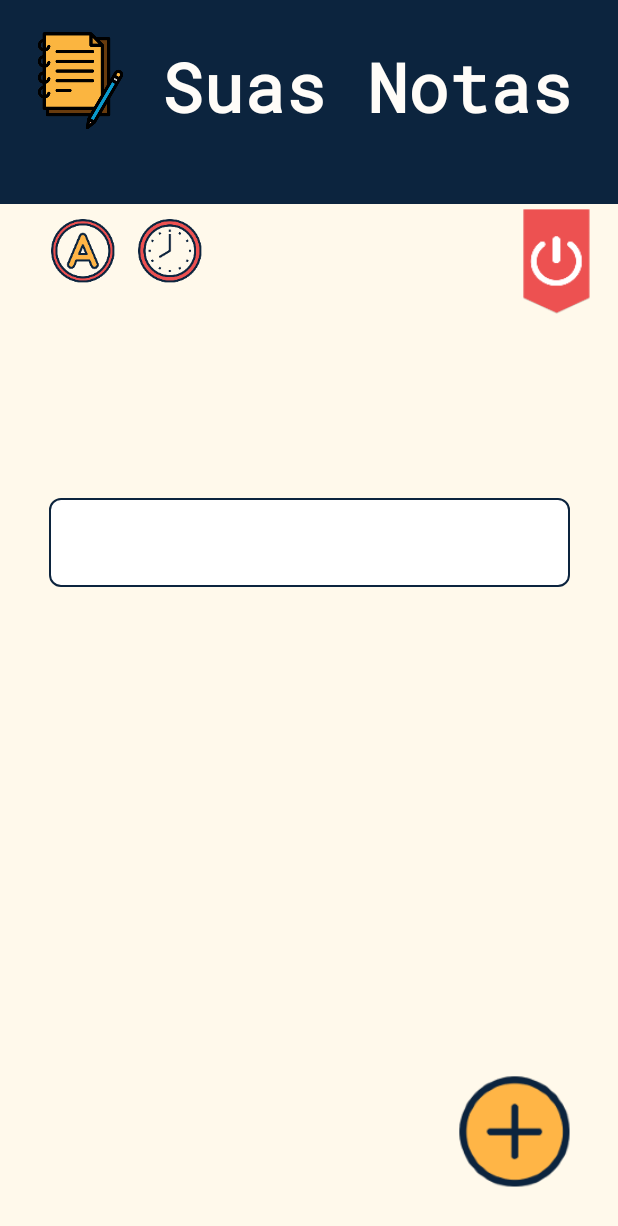
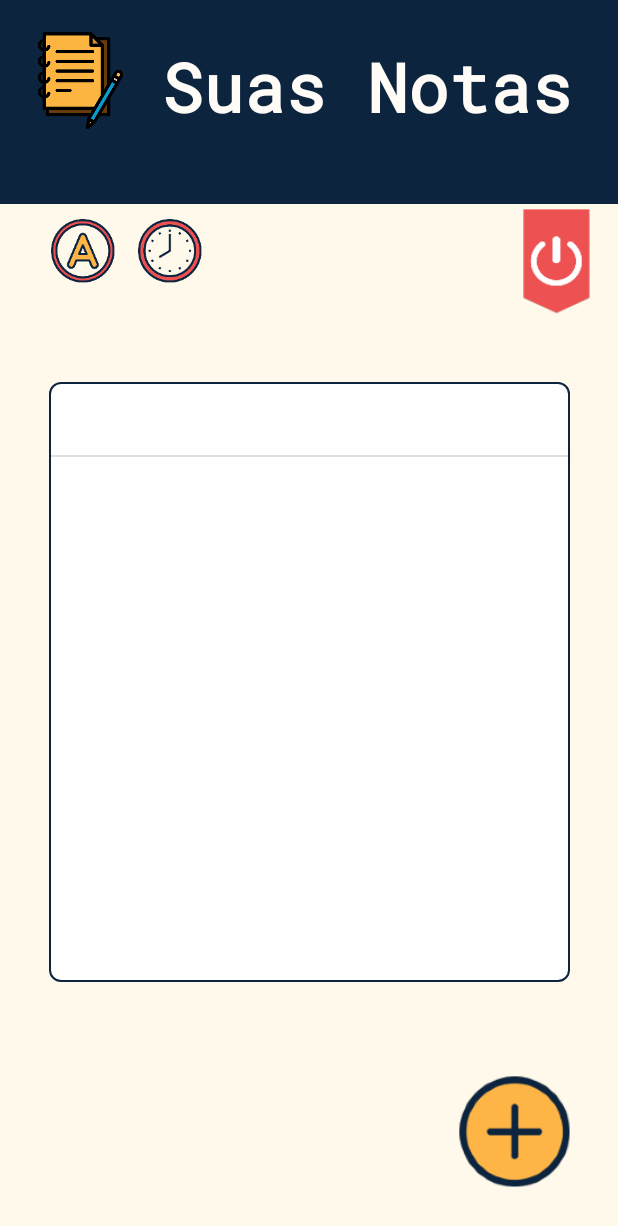
Before and after one commit to Lucas0liveira/Notefull, an Android app: the NoteActivity screen opened directly, with no data from a screen before it, on a phone screen of 412 x 824 dp. Shown: the top 1226 px of the screen. Run offline under Robolectric (Android 15) with nearby library versions, the phone set to English and light mode, and no system bars; 1 statement that could not run was skipped.

```diff
--- a/app/src/main/res/layout/note_activity.xml
+++ b/app/src/main/res/layout/note_activity.xml
@@ -78,14 +78,15 @@
     <ListView
         android:id="@+id/listview_notas"
         android:layout_width="347dp"
-        android:layout_height="59dp"
+        android:layout_height="400dp"
         android:background="@drawable/textviewnote"
         android:fontFamily="@font/roboto_mono"
         app:layout_constraintBottom_toBottomOf="@+id/tela_nota"
         app:layout_constraintEnd_toEndOf="parent"
+        app:layout_constraintHorizontal_bias="0.507"
         app:layout_constraintStart_toStartOf="parent"
         app:layout_constraintTop_toBottomOf="@+id/textView12"
-        app:layout_constraintVertical_bias="0.312" />
+        app:layout_constraintVertical_bias="0.413" />
 
     <Button
         android:id="@+id/button8"
```
Also changed, not shown: app/src/main/java/com/example/notefull/EdtNotesActivity.java (+22 -18 lines), app/src/main/java/com/example/notefull/Lembrete.java (+7 -0 lines).
